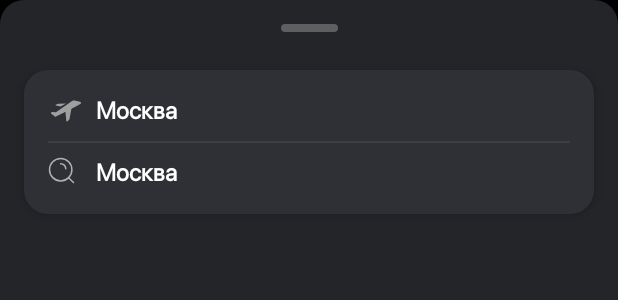
After one commit to Djambulat69/AviaTickets, an Android app: the layout fragment_search.xml on its own in the app's theme, with its tools: preview values and no code run, on a phone screen of 412 x 824 dp. The commit adds this screen. Shown: the top 300 px of the screen. Run offline under Robolectric (Android 15) with nearby library versions, the phone set to English and light mode, and no system bars; network calls fail.

Commit message:
added bottom sheet

```diff
--- /dev/null
+++ b/app/common/src/main/res/drawable/grey3_round_bg.xml
@@ -0,0 +1,6 @@
+<?xml version="1.0" encoding="utf-8"?>
+<shape xmlns:android="http://schemas.android.com/apk/res/android"
+    android:shape="rectangle">
+    <corners android:radius="16dp" />
+    <solid android:color="@color/grey3" />
+</shape>
--- a/app/common/src/main/res/values/colors.xml
+++ b/app/common/src/main/res/values/colors.xml
@@ -3,7 +3,7 @@
 
     <color name="black">#0C0C0C</color>
     <color name="grey1">#1D1E20</color>
-    <color name="grey2">#2F3035</color>
+    <color name="grey2">#242529</color>
     <color name="grey3">#2F3035</color>
     <color name="grey4">#3E3F43</color>
     <color name="grey5">#5E5F61</color>
--- a/app/main/build.gradle.kts
+++ b/app/main/build.gradle.kts
@@ -38,6 +38,7 @@ dependencies {
     implementation(libs.androidx.appcompat)
     implementation(libs.material)
     implementation(project(":app:common"))
+    implementation(project(":app:search"))
     testImplementation(libs.junit)
     androidTestImplementation(libs.androidx.junit)
     androidTestImplementation(libs.androidx.espresso.core)
--- a/app/main/src/main/java/com/isaev/main/MainFragment.kt
+++ b/app/main/src/main/java/com/isaev/main/MainFragment.kt
@@ -7,7 +7,9 @@ import androidx.fragment.app.Fragment
 import androidx.lifecycle.lifecycleScope
 import androidx.recyclerview.widget.RecyclerView
 import androidx.recyclerview.widget.RecyclerView.ItemDecoration
+import com.google.android.material.textfield.TextInputEditText
 import com.isaev.common.Network
+import com.isaev.search.SearchFragment
 import kotlinx.coroutines.Dispatchers
 import kotlinx.coroutines.launch
 import kotlinx.coroutines.withContext
@@ -58,6 +60,10 @@ class MainFragment : Fragment(R.layout.fragment_main) {
                 }
             }
         }
+
+        view.findViewById<TextInputEditText>(R.id.where_input).setOnClickListener {
+            SearchFragment().show(parentFragmentManager, null)
+        }
     }
 
 }
--- a/app/main/src/main/res/drawable/city_down_bg.xml
+++ /dev/null
@@ -1,5 +0,0 @@
-<?xml version="1.0" encoding="utf-8"?>
-<shape android:shape="rectangle" xmlns:android="http://schemas.android.com/apk/res/android">
-    <corners android:radius="16dp" />
-    <solid android:color="#2F3035" />
-</shape>
--- a/app/main/src/main/res/layout/fragment_main.xml
+++ b/app/main/src/main/res/layout/fragment_main.xml
@@ -27,7 +27,7 @@
         android:layout_height="122dp"
         android:layout_marginHorizontal="16dp"
         android:layout_marginTop="38dp"
-        android:background="@drawable/city_down_bg"
+        android:background="@drawable/grey3_round_bg"
         app:layout_constraintEnd_toEndOf="parent"
         app:layout_constraintStart_toStartOf="parent"
         app:layout_constraintTop_toBottomOf="@id/tickets_title" />
@@ -90,6 +90,7 @@
         app:layout_constraintTop_toTopOf="@id/city_background" />
 
     <com.google.android.material.textfield.TextInputEditText
+        android:id="@+id/where_input"
         android:layout_width="0dp"
         android:layout_height="wrap_content"
         android:layout_marginHorizontal="1dp"
--- a/app/search/build.gradle.kts
+++ b/app/search/build.gradle.kts
@@ -33,10 +33,10 @@ android {
 }
 
 dependencies {
-
     implementation(libs.androidx.core.ktx)
     implementation(libs.androidx.appcompat)
     implementation(libs.material)
+    implementation(project(":app:common"))
     testImplementation(libs.junit)
     androidTestImplementation(libs.androidx.junit)
     androidTestImplementation(libs.androidx.espresso.core)
--- /dev/null
+++ b/app/search/src/main/java/com/isaev/search/SearchFragment.kt
@@ -0,0 +1,15 @@
+package com.isaev.search
+
+import android.os.Bundle
+import android.view.View
+import com.google.android.material.bottomsheet.BottomSheetDialogFragment
+
+class SearchFragment : BottomSheetDialogFragment(R.layout.fragment_search) {
+
+
+    override fun onViewCreated(view: View, savedInstanceState: Bundle?) {
+        super.onViewCreated(view, savedInstanceState)
+
+
+    }
+}
--- /dev/null
+++ b/app/search/src/main/res/drawable/bottom_sheet_bg.xml
@@ -0,0 +1,7 @@
+<?xml version="1.0" encoding="utf-8"?>
+<shape xmlns:android="http://schemas.android.com/apk/res/android">
+    <solid android:color="@color/grey2" />
+    <corners
+        android:topLeftRadius="16dp"
+        android:topRightRadius="16dp" />
+</shape>
--- /dev/null
+++ b/app/search/src/main/res/drawable/ic_boeing.xml
@@ -0,0 +1,12 @@
+<vector xmlns:android="http://schemas.android.com/apk/res/android"
+    android:width="24dp"
+    android:height="24dp"
+    android:viewportWidth="24"
+    android:viewportHeight="24">
+  <path
+      android:pathData="M5.215,8.277L8.447,9L12,7L6.902,7.113C6.852,7.115 6.803,7.127 6.761,7.148L5.148,7.867C5.098,7.889 5.057,7.921 5.031,7.961C5.005,8.001 4.995,8.046 5.002,8.09C5.01,8.134 5.034,8.175 5.072,8.208C5.11,8.242 5.16,8.266 5.215,8.277Z"
+      android:fillColor="#9F9F9F"/>
+  <path
+      android:pathData="M21.302,5.774L17.753,5.046C17.454,4.984 17.145,4.985 16.847,5.047C16.549,5.108 16.268,5.23 16.023,5.405L5.303,12.805L2.728,12.698C2.581,12.693 2.435,12.732 2.313,12.81C2.19,12.888 2.096,13.001 2.045,13.132C1.993,13.263 1.986,13.407 2.025,13.542C2.063,13.677 2.146,13.797 2.261,13.886L4.767,15.775C4.809,15.806 4.858,15.827 4.91,15.836C4.962,15.844 5.016,15.84 5.066,15.823C5.781,15.561 8.446,14.217 11.595,12.575L12.226,18.734C12.232,18.787 12.252,18.838 12.286,18.881C12.319,18.924 12.365,18.958 12.417,18.978C12.469,18.998 12.526,19.005 12.582,18.997C12.638,18.988 12.69,18.966 12.733,18.932L14.142,17.819C14.219,17.757 14.271,17.672 14.288,17.578L15.623,10.467C17.877,9.279 20.029,8.128 21.544,7.315C21.701,7.234 21.829,7.108 21.908,6.956C21.988,6.804 22.017,6.632 21.99,6.464C21.964,6.296 21.884,6.139 21.761,6.016C21.637,5.892 21.477,5.808 21.302,5.774Z"
+      android:fillColor="#9F9F9F"/>
+</vector>
--- /dev/null
+++ b/app/search/src/main/res/drawable/picker_bg.xml
@@ -0,0 +1,5 @@
+<?xml version="1.0" encoding="utf-8"?>
+<shape xmlns:android="http://schemas.android.com/apk/res/android">
+    <solid android:color="@color/grey5" />
+    <corners android:radius="10dp" />
+</shape>
--- /dev/null
+++ b/app/search/src/main/res/layout/fragment_search.xml
@@ -0,0 +1,77 @@
+<?xml version="1.0" encoding="utf-8"?>
+<androidx.constraintlayout.widget.ConstraintLayout xmlns:android="http://schemas.android.com/apk/res/android"
+    xmlns:app="http://schemas.android.com/apk/res-auto"
+    xmlns:tools="http://schemas.android.com/tools"
+    android:layout_width="match_parent"
+    android:layout_height="match_parent"
+    android:background="@drawable/bottom_sheet_bg">
+
+    <View
+        android:id="@+id/bottom_sheet_picker"
+        android:layout_width="38dp"
+        android:layout_height="5dp"
+        android:layout_marginTop="16dp"
+        android:background="@drawable/picker_bg"
+        app:layout_constraintEnd_toEndOf="parent"
+        app:layout_constraintStart_toStartOf="parent"
+        app:layout_constraintTop_toTopOf="parent" />
+
+    <View
+        android:id="@+id/city_picker_bg"
+        android:layout_width="match_parent"
+        android:layout_height="96dp"
+        android:layout_marginHorizontal="16dp"
+        android:layout_marginTop="25dp"
+        android:background="@drawable/grey3_round_bg"
+        android:elevation="4dp"
+        app:layout_constraintTop_toBottomOf="@id/bottom_sheet_picker" />
+
+    <View
+        android:id="@+id/city_picker_divider"
+        android:layout_width="0dp"
+        android:layout_height="1dp"
+        android:layout_marginHorizontal="16dp"
+        android:background="@color/grey4"
+        android:elevation="4dp"
+        app:layout_constraintBottom_toBottomOf="@id/city_picker_bg"
+        app:layout_constraintEnd_toEndOf="@id/city_picker_bg"
+        app:layout_constraintStart_toStartOf="@id/city_picker_bg"
+        app:layout_constraintTop_toTopOf="@id/city_picker_bg" />
+
+    <TextView
+        android:layout_width="0dp"
+        android:layout_height="wrap_content"
+        android:layout_marginHorizontal="16dp"
+        android:layout_marginBottom="8dp"
+        android:elevation="4dp"
+        android:fontFamily="@font/sf_pro_display"
+        android:textColor="@android:color/white"
+        android:textSize="16sp"
+        android:drawableStart="@drawable/ic_boeing"
+        android:drawablePadding="8dp"
+        android:textStyle="bold"
+        app:layout_constraintBottom_toTopOf="@id/city_picker_divider"
+        app:layout_constraintEnd_toEndOf="@id/city_picker_bg"
+        app:layout_constraintStart_toStartOf="@id/city_picker_bg"
+        tools:text="Москва" />
+
+    <TextView
+        android:layout_width="0dp"
+        android:layout_height="wrap_content"
+        android:layout_marginHorizontal="16dp"
+        android:layout_marginTop="8dp"
+        android:elevation="4dp"
+        android:fontFamily="@font/sf_pro_display"
+        android:textColor="@android:color/white"
+        android:textSize="16sp"
+        android:drawableTint="@android:color/white"
+        android:drawableStart="@drawable/ic_search"
+        android:drawablePadding="14dp"
+        android:textStyle="bold"
+        app:layout_constraintTop_toBottomOf="@id/city_picker_divider"
+        app:layout_constraintEnd_toEndOf="@id/city_picker_bg"
+        app:layout_constraintStart_toStartOf="@id/city_picker_bg"
+        tools:text="Москва" />
+
+
+</androidx.constraintlayout.widget.ConstraintLayout>
```
Also changed, not shown: app/common/src/main/res/drawable/ic_search.xml (renamed from app/main/src/main/res/drawable/ic_search.xml).
